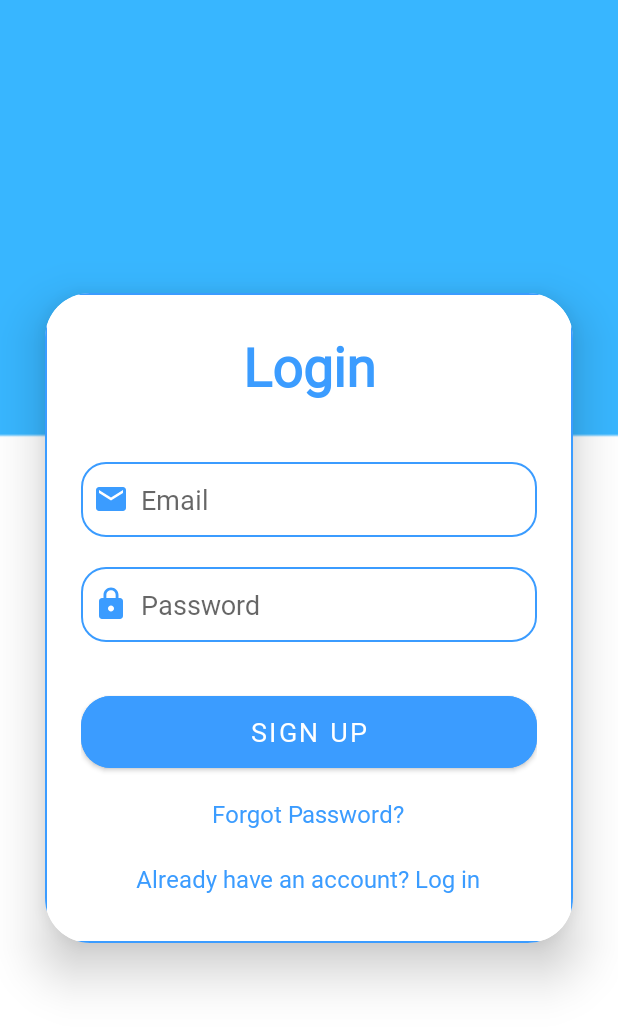
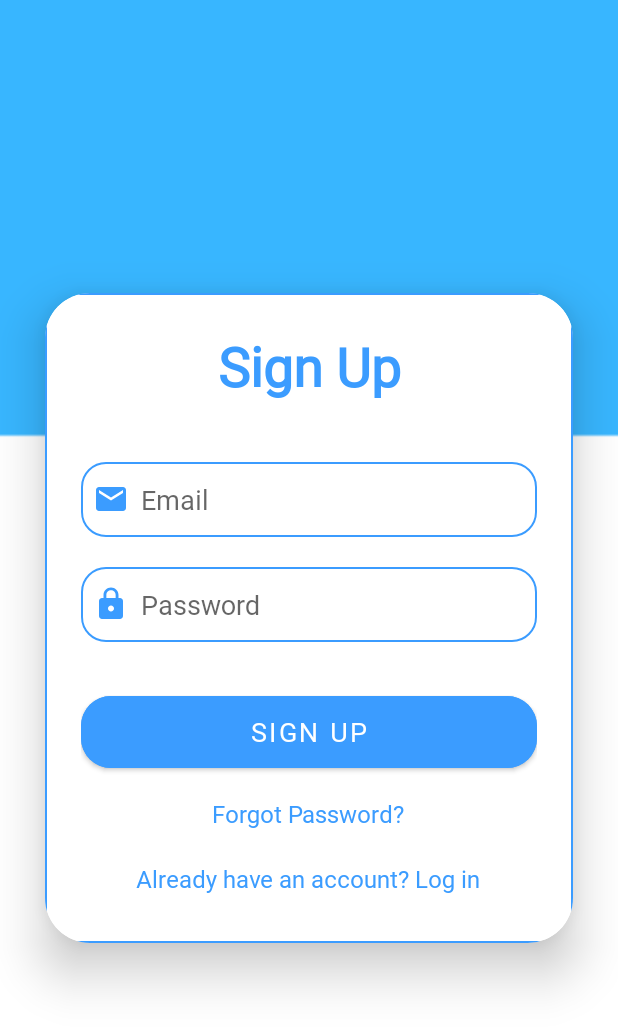
Before and after one commit to piyushk2001/Cyber-Watch, an Android app: the LoginActivity screen opened directly, with no data from a screen before it, after a tap on "Not yet registered? Sign Up", on a phone screen of 412 x 824 dp. Shown: the top 1028 px of the screen. Run offline under Robolectric (Android 15) with nearby library versions, the phone set to English and light mode, and no system bars; our stand-ins replace Firebase (no records; nobody signed in at launch, a user with empty details on screens opened directly); 1 statement that could not run was skipped.

```diff
--- a/app/src/main/java/eu/tutorials/cyberwatch/LoginActivity.kt
+++ b/app/src/main/java/eu/tutorials/cyberwatch/LoginActivity.kt
@@ -17,6 +17,7 @@ class LoginActivity : AppCompatActivity() {
     private lateinit var loginButton: Button
     private lateinit var signupTextView: TextView
     private lateinit var forgotpasswordText: TextView
+    private lateinit var headingText : TextView
     private var isSignupMode = false
     private lateinit var auth: FirebaseAuth
 
@@ -29,6 +30,7 @@ class LoginActivity : AppCompatActivity() {
         loginButton = findViewById(R.id.login_button)
         signupTextView = findViewById(R.id.signUpRedirectText)
         forgotpasswordText = findViewById(R.id.forgot_password)
+        headingText = findViewById(R.id.loginText)
         auth = FirebaseAuth.getInstance()
 
         loginButton.setOnClickListener {
@@ -85,6 +87,7 @@ class LoginActivity : AppCompatActivity() {
         if (isSignupMode) {
             loginButton.text = "Sign Up"
             signupTextView.text = "Already have an account? Log in"
+            headingText.text="Sign Up"
             //forgotpasswordText.visibility = View.INVISIBLE
             isSignupMode = true
 
```
